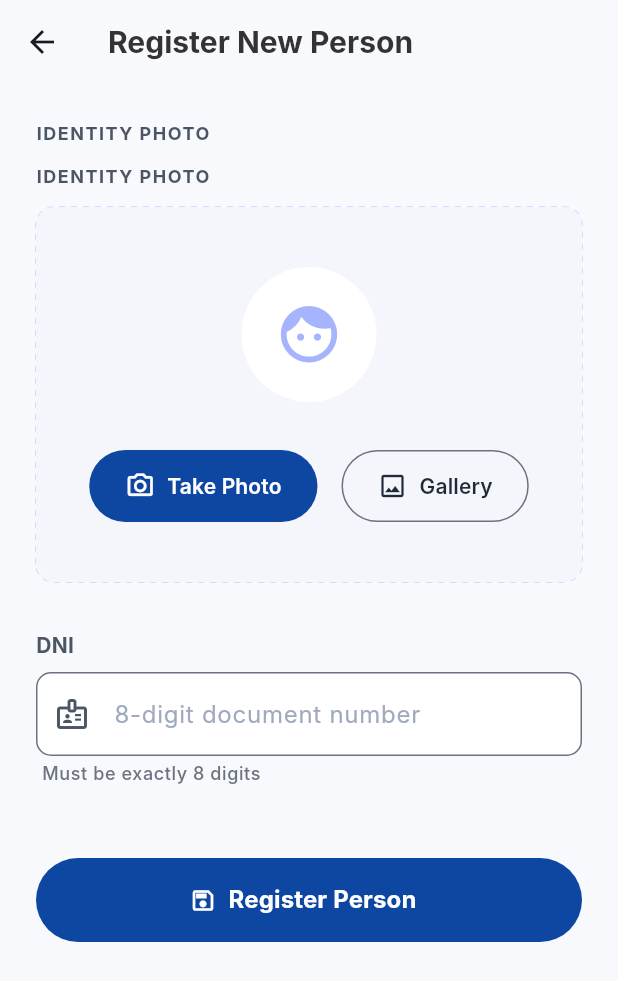
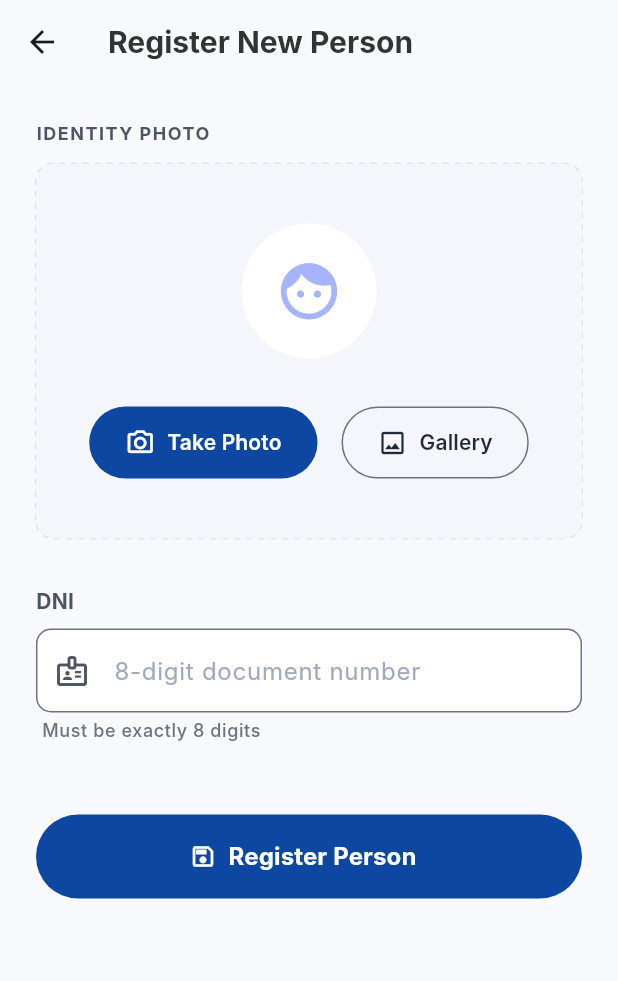
Before and after one commit to zGIKS/ema-flutter, a Flutter app: the RegisterPersonScreen screen opened directly, on a phone screen of 412 x 824 dp. Shown: the top 981 px of the screen. Run offline on Flutter 3.47's test engine with Material 3 defaults, Android fonts, the phone set to English and light mode, and no system bars; our stand-ins replace dio, equatable, flutter_bloc, flutter_dotenv, image_picker; Roboto replaces fonts that are missing (Inter).

Commit message:
fix page for duplicate message

```diff
--- a/lib/app/identity/interfaces/widgets/register_form.widget.dart
+++ b/lib/app/identity/interfaces/widgets/register_form.widget.dart
@@ -66,16 +66,7 @@ class _RegisterFormWidgetState extends State<RegisterFormWidget> {
           child: Column(
             crossAxisAlignment: CrossAxisAlignment.start,
             children: [
-              const Text(
-                'IDENTITY PHOTO',
-                style: TextStyle(
-                  fontSize: 12,
-                  fontWeight: FontWeight.bold,
-                  color: Color(0xFF4B5563),
-                  letterSpacing: 1.0,
-                ),
-              ),
-              const SizedBox(height: 12),
+
               FaceUploadCardWidget(
                 imagePath: imagePath,
                 onTakePhoto: () => _pickImage(ImageSource.camera),
```
